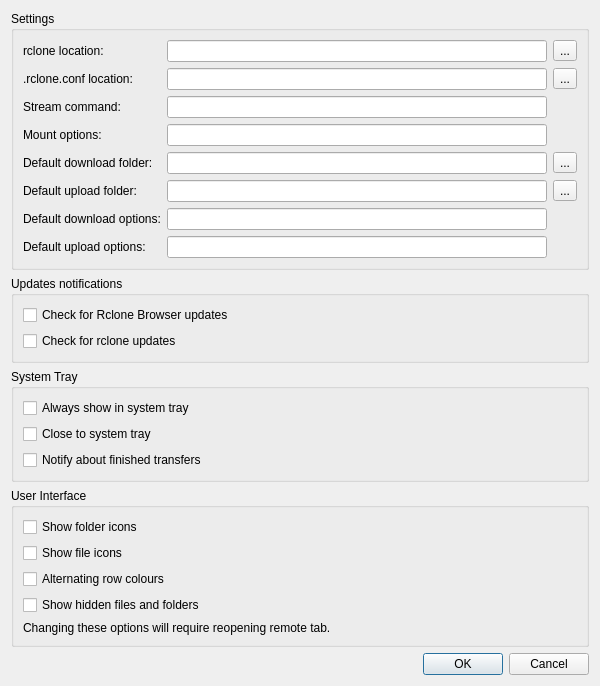
Old version of the form src/preferences_dialog.ui in the repository SysAdminDoc/RcloneBrowserNG.
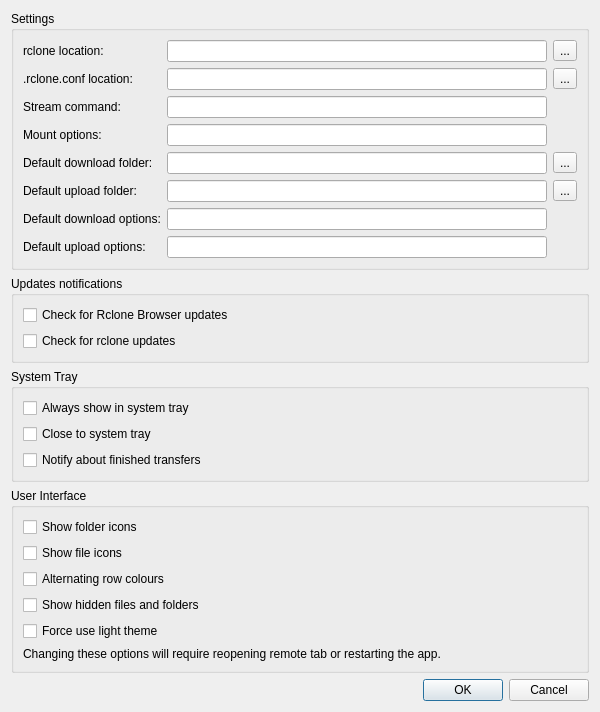
New version of the form.

Commit message: Allow user to force using light theme

Diff of the .ui file:
```diff
--- a/src/preferences_dialog.ui
+++ b/src/preferences_dialog.ui
@@ -211,10 +211,10 @@
       <string>User Interface</string>
      </property>
      <layout class="QGridLayout" name="gridLayout">
-      <item row="5" column="0" colspan="3">
+      <item row="6" column="0" colspan="3">
        <widget class="QLabel" name="info">
         <property name="text">
-         <string>Changing these options will require reopening remote tab.</string>
+         <string>Changing these options will require reopening remote tab or restarting the app.</string>
         </property>
        </widget>
       </item>
@@ -258,6 +258,13 @@
         </property>
        </widget>
       </item>
+      <item row="5" column="0">
+       <widget class="QCheckBox" name="forceLightMode">
+        <property name="text">
+         <string>Force use light theme</string>
+        </property>
+       </widget>
+      </item>
      </layout>
     </widget>
    </item>
```
Left out of the diff: 1 changed line with no effect on the pictures. The commit also changes 3 other files.
